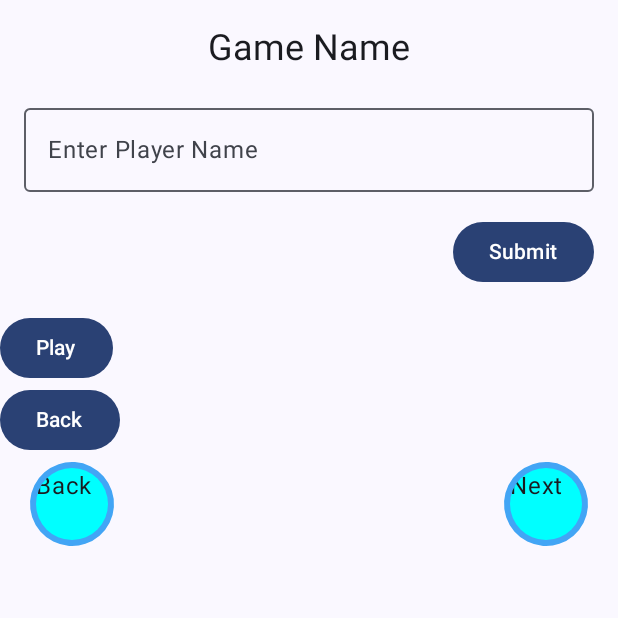
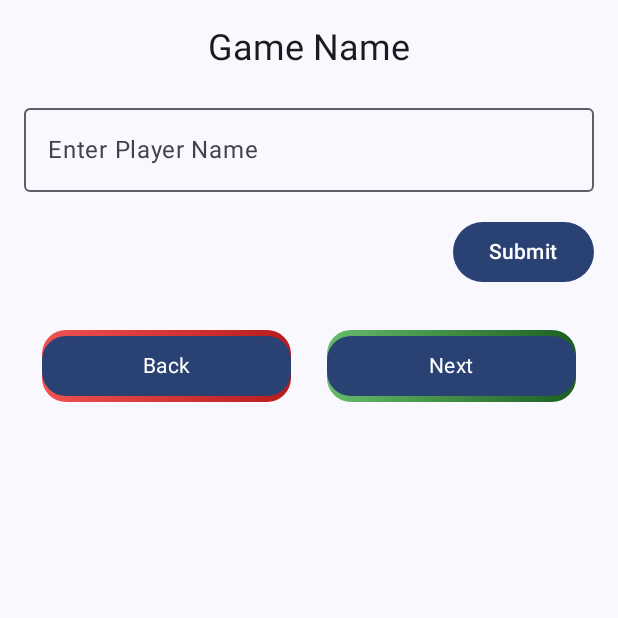
Before and after one commit to tjmtic/scorepad, an Android app built with Jetpack Compose: the screen it shows after launch (MainActivity), after a tap on "TicTacToe", on a phone screen of 412 x 824 dp, the top half of it. Run offline under Robolectric (Android 15) with nearby library versions, the phone set to English and light mode, and no system bars; our stand-ins replace AdMob; 1 statement that could not run was skipped.

Commit message:
Button styles, Composable Previews

```diff
--- a/app/src/main/java/com/abyxcz/scorepad/ui/NameScreen.kt
+++ b/app/src/main/java/com/abyxcz/scorepad/ui/NameScreen.kt
@@ -6,6 +6,7 @@ import androidx.compose.foundation.lazy.grid.GridCells
 import androidx.compose.foundation.lazy.grid.LazyVerticalGrid
 import androidx.compose.foundation.lazy.grid.itemsIndexed
 import androidx.compose.material3.Button
+import androidx.compose.material3.MaterialTheme
 import androidx.compose.material3.Text
 import androidx.compose.material3.TextField
 import androidx.compose.runtime.Composable
@@ -14,8 +15,11 @@ import androidx.compose.runtime.mutableStateOf
 import androidx.compose.runtime.saveable.rememberSaveable
 import androidx.compose.runtime.setValue
 import androidx.compose.ui.Modifier
+import androidx.compose.ui.tooling.preview.Preview
 import com.abyxcz.scorepad.Player
+import com.abyxcz.scorepad.R
 import com.abyxcz.scorepad.ui.component.BouncingListItem
+import com.abyxcz.scorepad.ui.component.HighEndListItem
 import com.abyxcz.scorepad.ui.component.NavigationButtons
 import com.abyxcz.scorepad.ui.component.TileCounter
 import com.abyxcz.scorepad.ui.component.UserNameInputForm
@@ -34,7 +38,7 @@ fun NameScreen(players: List<Player>, onValue1Save: (String) -> Unit, onClick: (
                 Text(text="Add Player")
             })*/
 
-        Button( modifier = Modifier,
+        /*Button( modifier = Modifier,
             onClick = { onClick()}, content = {
                 Text(text="Play")
             })
@@ -42,7 +46,7 @@ fun NameScreen(players: List<Player>, onValue1Save: (String) -> Unit, onClick: (
         Button( modifier = Modifier,
             onClick = { onBack()}, content = {
                 Text(text="Back")
-            })
+            })*/
 
         NavigationButtons(onClick, onBack)
 
@@ -50,9 +54,18 @@ fun NameScreen(players: List<Player>, onValue1Save: (String) -> Unit, onClick: (
         LazyVerticalGrid(columns= GridCells.Fixed(2), modifier = Modifier.fillMaxSize()) {
             itemsIndexed(players) { index, item ->
                 BouncingListItem(item = item.name, isLoading = false, imageUrl = null)
+                HighEndListItem(imageUrl = R.mipmap.bg2, title = item.name, specialDetail = "Player X")
             }
         }
     }
 
 
 }
+
+@Preview
+@Composable
+fun PreviewNameScreen(){
+    MaterialTheme {
+        NameScreen(emptyList(), {_->}, {}, {})
+    }
+}
--- a/app/src/main/java/com/abyxcz/scorepad/ui/TitleScreen.kt
+++ b/app/src/main/java/com/abyxcz/scorepad/ui/TitleScreen.kt
@@ -29,7 +29,7 @@ import com.abyxcz.scorepad.ui.component.SimpleAdView
 fun TitleScreen(onClick: () -> Unit, loadGame: (Game) -> Unit ) {
     Column {
 
-        SimpleAdView()
+       // SimpleAdView()
 
         LazyVerticalGrid(columns = GridCells.Fixed(2)) {
             itemsIndexed(
@@ -69,5 +69,7 @@ fun TitleScreen(onClick: () -> Unit, loadGame: (Game) -> Unit ) {
 @Preview
 @Composable
 fun PreviewTitleScreen(){
-    TitleScreen({}, {})
+    MaterialTheme {
+        TitleScreen({}, {})
+    }
 }
--- /dev/null
+++ b/app/src/main/java/com/abyxcz/scorepad/ui/component/ArtisticButton.kt
@@ -0,0 +1,62 @@
+package com.abyxcz.scorepad.ui.component
+
+import androidx.compose.foundation.background
+import androidx.compose.foundation.clickable
+import androidx.compose.foundation.layout.*
+import androidx.compose.foundation.shape.RoundedCornerShape
+import androidx.compose.material.*
+import androidx.compose.material3.Button
+import androidx.compose.material3.ButtonDefaults
+import androidx.compose.material3.MaterialTheme
+import androidx.compose.material3.Text
+import androidx.compose.runtime.*
+import androidx.compose.ui.Alignment
+import androidx.compose.ui.Modifier
+import androidx.compose.ui.graphics.Brush
+import androidx.compose.ui.graphics.Color
+import androidx.compose.ui.tooling.preview.Preview
+import androidx.compose.ui.unit.dp
+
+@Composable
+fun ArtisticButton(
+    onClick: () -> Unit,
+    gradientColors: List<Color>,
+    buttonText: String,
+    modifier: Modifier = Modifier
+) {
+    Box(
+        modifier = modifier
+            .padding(4.dp)
+            .clickable(onClick = onClick)
+    ) {
+        Button(
+            onClick = onClick,
+            colors = ButtonDefaults.buttonColors(contentColor = Color.Transparent),
+            shape = RoundedCornerShape(16.dp),
+            modifier = Modifier
+                .fillMaxWidth()
+                .padding(8.dp)
+                .background(
+                    brush = Brush.horizontalGradient(gradientColors),
+                    shape = RoundedCornerShape(16.dp)
+                )
+        ) {
+            Text(
+                text = buttonText,
+                style = MaterialTheme.typography.bodyMedium.copy(color = Color.White)
+            )
+        }
+    }
+}
+
+@Preview
+@Composable
+fun previewArtisticButton(){
+    MaterialTheme {
+        ArtisticButton(
+            onClick = { /*TODO*/ },
+            gradientColors = listOf(Color(0xFFFFFF00), Color(0xFFB71C1C)),
+            buttonText = "Artistic"
+        )
+    }
+}
--- a/app/src/main/java/com/abyxcz/scorepad/ui/component/NavigationButtons.kt
+++ b/app/src/main/java/com/abyxcz/scorepad/ui/component/NavigationButtons.kt
@@ -25,16 +25,19 @@ fun NavigationButtons(
         horizontalArrangement = Arrangement.SpaceBetween,
         verticalAlignment = Alignment.CenterVertically
     ) {
-        ShimmeringButton(
+
+        ArtisticButton(
             onClick = onBackClicked,
-            shimmerColor = Color(0xFF42A5F5),
-            buttonContent = { Text(text = "Back") }
+            gradientColors = listOf(Color(0xFFEF5350), Color(0xFFB71C1C)),
+            buttonText = "Back",
+            modifier = Modifier.weight(1f)
         )
 
-        ShimmeringButton(
+        ArtisticButton(
             onClick = onNextClicked,
-            shimmerColor = Color(0xFF42A5F5),
-            buttonContent = { Text(text = "Next") }
+            gradientColors = listOf(Color(0xFF66BB6A), Color(0xFF1B5E20)),
+            buttonText = "Next",
+            modifier = Modifier.weight(1f)
         )
     }
 }
--- a/app/src/main/java/com/abyxcz/scorepad/ui/component/UserNameInputForm.kt
+++ b/app/src/main/java/com/abyxcz/scorepad/ui/component/UserNameInputForm.kt
@@ -64,6 +64,8 @@ fun UserNameInputForm(title: String, onSubmit: (String) -> Unit) {
             onClick = {
                 if (userName.isNotBlank()) {
                     onSubmit(userName)
+                    //Reset User Form
+                    userName = ""
                 }
             },
             modifier = Modifier.align(Alignment.End)
```
Also changed, not shown: app/src/main/java/com/abyxcz/scorepad/ui/component/HighEndListItem.kt (+9 -4 lines), app/src/main/java/com/abyxcz/scorepad/ui/component/ShimmeringButton.kt (+10 -0 lines).
